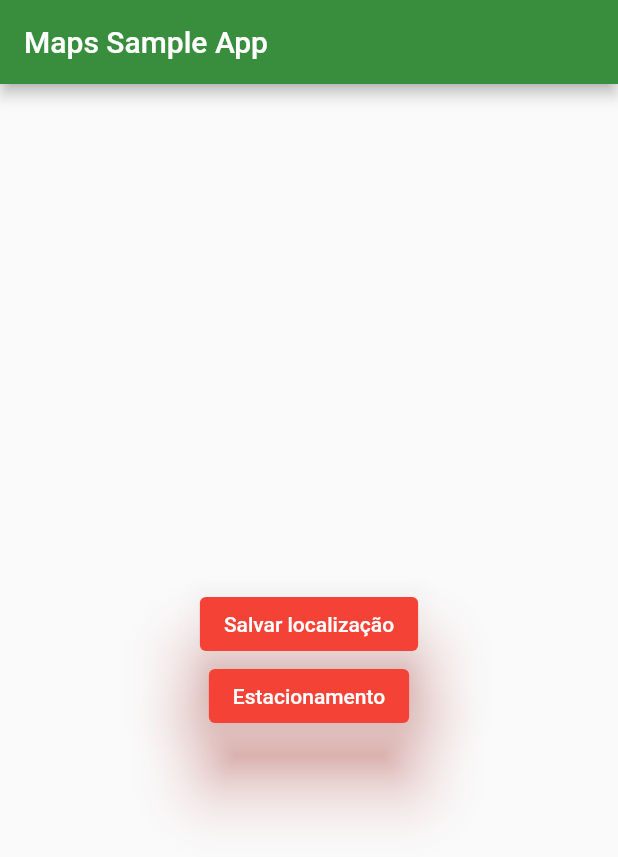
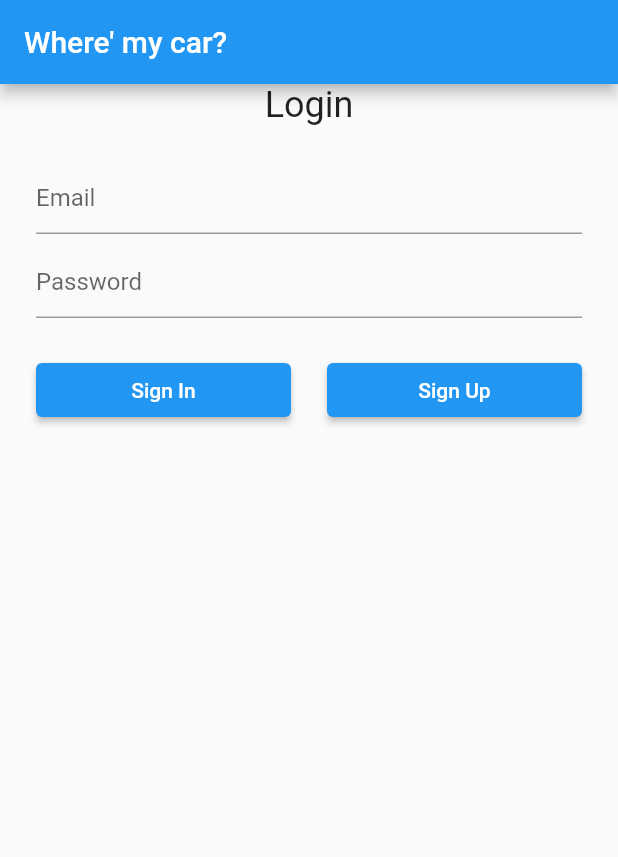
Before and after one commit to lfLersch/Wheres-My-Car, a Flutter app: the screen it shows after launch, on a phone screen of 412 x 824 dp. Shown: the top 857 px of the screen. Run offline on Flutter 3.47's test engine with Material 2 defaults, Android fonts, the phone set to English and light mode, and no system bars; our stand-ins replace firebase_auth, firebase_core, google_maps_flutter; missing offline and left inert: firebase_auth_web, firebase_core_web; accounts and stored records are empty.

Commit message:
Add files via upload

```diff
--- /dev/null
+++ b/google_maps_in_flutter/lib/Pages/LoginPage.dart
@@ -0,0 +1,182 @@
+import 'package:firebase_auth/firebase_auth.dart';
+import 'package:firebase_core/firebase_core.dart';
+import 'package:flutter/material.dart';
+import 'package:google_maps_in_flutter/Pages/MainPage.dart';
+import 'package:google_maps_in_flutter/Pages/SignUpPage.dart';
+import 'package:google_maps_in_flutter/utils/FireAuth.dart';
+import 'package:google_maps_in_flutter/utils/Validator.dart';
+
+
+class LoginPage extends StatefulWidget {
+  @override
+  LoginPageState createState() => LoginPageState();
+}
+
+class LoginPageState extends State<LoginPage> {
+  final formKey = GlobalKey<FormState>();
+
+  final emailTextController = TextEditingController();
+  final passwordTextController = TextEditingController();
+
+  final focusEmail = FocusNode();
+  final focusPassword = FocusNode();
+
+  bool isProcessing = false;
+
+  Future<FirebaseApp> _initializeFirebase() async {
+    FirebaseApp firebaseApp = await Firebase.initializeApp();
+    User? user = FirebaseAuth.instance.currentUser;
+
+    // if (user != null) {
+    //   Navigator.of(context).pushReplacement(
+    //     MaterialPageRoute(
+    //       builder: (context) => MainPage(user: user)
+    //     ),
+    //   );
+    // }
+
+    return firebaseApp;
+  }
+
+  @override
+  Widget build(BuildContext context) {
+    return GestureDetector(
+      onTap: () {
+        focusEmail.unfocus();
+        focusPassword.unfocus();
+      },
+      child: Scaffold(
+        appBar: AppBar(
+          title: Text("Where\' my car?"),
+        ),
+        body: FutureBuilder(
+          future: _initializeFirebase(),
+          builder: (context, snapshot) {
+            if (snapshot.connectionState == ConnectionState.done) {
+              return Padding(
+                padding: const EdgeInsets.only(left: 24.0, right: 24.0),
+                  child: ListView(
+                    children: <Widget>[
+                      Column(
+                      mainAxisAlignment: MainAxisAlignment.center,
+                      children: [
+                        Padding(
+                          padding: const EdgeInsets.only(bottom: 24.0),
+                          child: Text(
+                            'Login',
+                            style: Theme.of(context).textTheme.headline5,
+                          ),
+                        ),
+                        Form(
+                          key: formKey,
+                          child: Column(
+                            children: <Widget>[
+                              TextFormField(
+                                controller: emailTextController,
+                                focusNode: focusEmail,
+                                validator: (value) => Validator.validateEmail(
+                                  email: value,
+                                ),
+                                decoration: InputDecoration(
+                                  hintText: "Email",
+                                  errorBorder: UnderlineInputBorder(
+                                    borderRadius: BorderRadius.circular(6.0),
+                                    borderSide: BorderSide(
+                                      color: Colors.red,
+                                    ),
+                                  ),
+                                ),
+                              ),
+                              SizedBox(height: 8.0),
+                              TextFormField(
+                                controller: passwordTextController,
+                                focusNode: focusPassword,
+                                obscureText: true,
+                                validator: (value) => Validator.validatePassword(
+                                  password: value,
+                                ),
+                                decoration: InputDecoration(
+                                  hintText: "Password",
+                                  errorBorder: UnderlineInputBorder(
+                                    borderRadius: BorderRadius.circular(6.0),
+                                    borderSide: BorderSide(
+                                      color: Colors.red,
+                                    ),
+                                  ),
+                                ),
+                              ),
+                              SizedBox(height: 24.0),
+                              isProcessing
+                                  ? CircularProgressIndicator()
+                                  : Row(
+                                mainAxisAlignment:
+                                MainAxisAlignment.spaceBetween,
+                                children: [
+                                  Expanded(
+                                    child: ElevatedButton(
+                                      onPressed: () async {
+                                        focusEmail.unfocus();
+                                        focusPassword.unfocus();
+
+                                        if (formKey.currentState!
+                                            .validate()) {
+                                          setState(() {
+                                            isProcessing = true;
+                                          });
+
+                                          User? user = await FireAuth.signInUsingEmailPassword(
+                                            email: emailTextController.text,
+                                            password: passwordTextController.text,
+                                          );
+
+                                          setState(() {
+                                            isProcessing = false;
+                                          });
+
+                                          if (user != null) {
+                                            print("Vai merda");
+                                            Navigator.push(context,
+                                                MaterialPageRoute(builder: (BuildContext context) => MainPage(user: user)));
+                                          }
+                                        }
+                                      },
+                                      child: Text(
+                                        'Sign In',
+                                        style: TextStyle(color: Colors.white),
+                                      ),
+                                    ),
+                                  ),
+                                  SizedBox(width: 24.0),
+                                  Expanded(
+                                    child: ElevatedButton(
+                                      onPressed: () {
+                                        Navigator.pushAndRemoveUntil(context, MaterialPageRoute(builder: (BuildContext context) => SignUpPage()),
+                                            ModalRoute.withName('/'));
+                                      },
+                                      child: Text(
+                                        'Sign Up',
+                                        style: TextStyle(color: Colors.white),
+                                      ),
+                                    ),
+                                  ),
+                                ],
+                              )
+                            ],
+                          ),
+                        )
+                      ],
+                    ),
+                    ]
+                ),
+              );
+            }
+
+            return Center(
+              child: CircularProgressIndicator(),
+            );
+          },
+        ),
+      ),
+    );
+  }
+}
--- /dev/null
+++ b/google_maps_in_flutter/lib/Pages/MainPage.dart
@@ -0,0 +1,90 @@
+import 'package:firebase_auth/firebase_auth.dart';
+import 'package:flutter/material.dart';
+import 'package:flutter/widgets.dart';
+import 'package:google_maps_in_flutter/Pages/LoginPage.dart';
+import 'package:google_maps_in_flutter/Pages/MapsPage.dart';
+import 'package:google_maps_in_flutter/Pages/ParkingPage.dart';
+
+class MainPage extends StatefulWidget {
+  final User user;
+
+  const MainPage({required this.user});
+
+  @override
+  MainPageState createState() => MainPageState();
+}
+
+class MainPageState extends State<MainPage> {
+  bool _isSendingVerification = false;
+  bool _isSigningOut = false;
+
+  late User _currentUser;
+
+  @override
+  void initState() {
+    _currentUser = widget.user;
+    super.initState();
+  }
+
+   @override
+  Widget build(BuildContext context) {
+    return MaterialApp(
+      home: Scaffold(
+        appBar: AppBar(
+          title: Text('Maps Sample App'),
+          backgroundColor: Colors.green[700],
+        ),
+        body: Center(
+          child: Column(
+            mainAxisAlignment: MainAxisAlignment.center,
+            children: [
+              ElevatedButton(
+                style: ElevatedButton.styleFrom(
+                primary: Colors.red,
+                  onSurface: Colors.green,
+                  elevation: 20,
+                  shadowColor: Colors.red,
+                ),
+                child: Text('Salvar localização'),
+                onPressed: () {
+                  Navigator.push(context, MaterialPageRoute(builder: (BuildContext context) => MapsPage()));
+                },
+              ),
+              ElevatedButton(
+                  style: ElevatedButton.styleFrom(
+                  primary: Colors.red,
+                  onSurface: Colors.green,
+                  elevation: 20,
+                  shadowColor: Colors.red,
+                ),
+                child: Text('Estacionamento'),
+                onPressed: () {
+                  Map<String, bool> parkingMap = {'A1': false, 'A2': false, 'A3': false, 'A4': false, 'A5': false, 'A6': false,};
+                  Navigator.push(context, MaterialPageRoute(builder: (BuildContext context) => ParkingPage(parkingMap)));
+                },
+              ),
+              ElevatedButton(
+                    style: ElevatedButton.styleFrom(
+                    primary: Colors.red,
+                onSurface: Colors.green,
+                    elevation: 20,
+                    shadowColor: Colors.red,
+                ),
+                child: Text('Sign Out'),
+                onPressed: () async {
+                  await FirebaseAuth.instance.signOut();
+                  Navigator.of(context).pushReplacement(
+                    MaterialPageRoute(
+                      builder: (context) => LoginPage(),
+                    ),
+                  );
+                },
+              ),
+            ],
+          ),
+        ),
+      ),
+     );
+  }
+
+}
--- a/google_maps_in_flutter/lib/Pages/MapsPage.dart
+++ b/google_maps_in_flutter/lib/Pages/MapsPage.dart
@@ -4,10 +4,10 @@ import 'package:google_maps_flutter/google_maps_flutter.dart';
 
 class MapsPage extends StatefulWidget {
   @override
-  Mapstate createState() => Mapstate();
+  MapState createState() => MapState();
 }
 
-class Mapstate extends State<MapsPage> {
+class MapState extends State<MapsPage> {
   late GoogleMapController mapController;
 
   final LatLng _center = const LatLng(-29.614003, -52.209617);
--- a/google_maps_in_flutter/lib/Pages/ParkingPage.dart
+++ b/google_maps_in_flutter/lib/Pages/ParkingPage.dart
@@ -1,6 +1,5 @@
 import 'package:flutter/cupertino.dart';
 import 'package:flutter/material.dart';
-import 'package:google_maps_flutter/google_maps_flutter.dart';
 
 
 class ParkingPage extends StatefulWidget {
--- a/google_maps_in_flutter/lib/main.dart
+++ b/google_maps_in_flutter/lib/main.dart
@@ -1,83 +1,7 @@
 import 'package:flutter/material.dart';
-import 'package:google_maps_flutter/google_maps_flutter.dart';
-import 'package:google_maps_in_flutter/Pages/MapsPage.dart';
-import 'package:google_maps_in_flutter/Pages/ParkingPage.dart';
+import 'package:google_maps_in_flutter/Pages/LoginPage.dart';
 
 void main() {
   runApp(MaterialApp(
-    title: 'Wheres my car',
-    home: MyApp(),));}
-
-class MyApp extends StatefulWidget {
-  @override
-  _MyAppState createState() => _MyAppState();
-}
-
-class _MyAppState extends State<MyApp> {
-  late GoogleMapController mapController;
-
-  final LatLng _center = const LatLng(-29.614003, -52.209617);
-
-  void _onMapCreated(GoogleMapController controller) {
-    mapController = controller;
-  }
-
-  @override
-  void initState() {
-    super.initState();
-  }
-
-  @override
-  Widget build(BuildContext context) {
-    return MaterialApp(
-      home: Scaffold(
-        appBar: AppBar(
-          title: Text('Maps Sample App'),
-          backgroundColor: Colors.green[700],
-        ),
-        body: Center(
-          child: Column(
-            mainAxisAlignment: MainAxisAlignment.center,
-            children: [
-              ElevatedButton(
-                style: ElevatedButton.styleFrom(
-                primary: Colors.red,
-                  onSurface: Colors.green,
-                  elevation: 20,
-                  shadowColor: Colors.red,
-                ),
-                child: Text('Salvar localização'),
-                onPressed: () {
-                  Navigator.push(context, MaterialPageRoute(builder: (BuildContext context) => MapsPage()));
-                },
-              ),
-              ElevatedButton(
-                  style: ElevatedButton.styleFrom(
-                  primary: Colors.red,
-                  onSurface: Colors.green,
-                  elevation: 20,
-                  shadowColor: Colors.red,
-                ),
-                child: Text('Estacionamento'),
-                onPressed: () {
-                  Map<String, bool> parkingMap = {'A1': false, 'A2': false, 'A3': false, 'A4': false, 'A5': false, 'A6': false,};
-                  Navigator.push(context, MaterialPageRoute(builder: (BuildContext context) => ParkingPage(parkingMap)));
-                },
-              ),
-            ],
-          ),
-        ),
-
-
-
-        /*body: GoogleMap(
-          onMapCreated: _onMapCreated,
-          initialCameraPosition: CameraPosition(
-            target: _center,
-            zoom: 11.0,
-          ),
-        ),*/
-      ),
-    );
-  }
-}
+    title: "Where\' s my car",
+    home: LoginPage(),));}
--- /dev/null
+++ b/google_maps_in_flutter/lib/utils/FireAuth.dart
@@ -0,0 +1,60 @@
+import 'package:firebase_auth/firebase_auth.dart';
+
+class FireAuth {
+  // For registering a new user
+  static Future<User?> registerUsingEmailPassword({
+    required String name,
+    required String email,
+    required String password,
+  }) async {
+    FirebaseAuth auth = FirebaseAuth.instance;
+    User? user;
+
+    try {
+      UserCredential userCredential = await auth.createUserWithEmailAndPassword(
+        email: email,
+        password: password,
+      );
+
+      user = userCredential.user;
+      await user!.updateDisplayName(name);
+      await user.reload();
+      user = auth.currentUser;
+    } on FirebaseAuthException catch (e) {
+      if (e.code == 'weak-password') {
+        print('The password provided is too weak.');
+      } else if (e.code == 'email-already-in-use') {
+        print('The account already exists for that email.');
+      }
+    } catch (e) {
+      print(e);
+    }
+
+    return user;
+  }
+
+  // For signing in an user (have already registered)
+  static Future<User?> signInUsingEmailPassword({
+    required String email,
+    required String password,
+  }) async {
+    FirebaseAuth auth = FirebaseAuth.instance;
+    User? user;
+
+    try {
+      UserCredential userCredential = await auth.signInWithEmailAndPassword(
+        email: email,
+        password: password,
+      );
+      user = userCredential.user;
+    } on FirebaseAuthException catch (e) {
+      if (e.code == 'user-not-found') {
+        print('No user found for that email.');
+      } else if (e.code == 'wrong-password') {
+        print('Wrong password provided.');
+      }
+    }
+
+    return user;
+  }
+}
--- /dev/null
+++ b/google_maps_in_flutter/lib/utils/Validator.dart
@@ -0,0 +1,41 @@
+class Validator {
+  static String? validateName({required String? name}) {
+    if (name == null)
+      return null;
+
+    if (name.isEmpty)
+      return 'Name can\'t be empty';
+
+    return null;
+  }
+
+  static String? validateEmail({required String? email}) {
+    if (email == null)
+      return null;
+
+    /*RegExp emailRegExp = RegExp(
+        r"^[a-zA-Z0-9.!#$%&'*+/=?^_`{|}~-]+@[a-zA-Z0-9](?:[a-zA-Z0-9-]{0,253}[a-zA-Z0-9])?
+        (?:\.[a-zA-Z0-9](?:[a-zA-Z0-9-]{0,253}[a-zA-Z0-9])?)*$");
+     */
+
+    if (email.isEmpty)
+      return 'Email can\'t be empty';
+    /* else if (!emailRegExp.hasMatch(email)) {
+      return 'Enter a correct email';
+    }*/
+
+    return null;
+  }
+
+  static String? validatePassword({required String? password}) {
+    if (password == null)
+      return null;
+
+    if (password.isEmpty)
+      return 'Password can\'t be empty';
+    else if (password.length < 6)
+      return 'Enter a password with length at least 6';
+
+    return null;
+  }
+}
```
Also changed, not shown: google_maps_in_flutter/lib/Pages/SignUpPage.dart (added, +157 -0 lines), google_maps_in_flutter/lib/generated_plugin_registrant.dart (added, +17 -0 lines), 14 other files.
